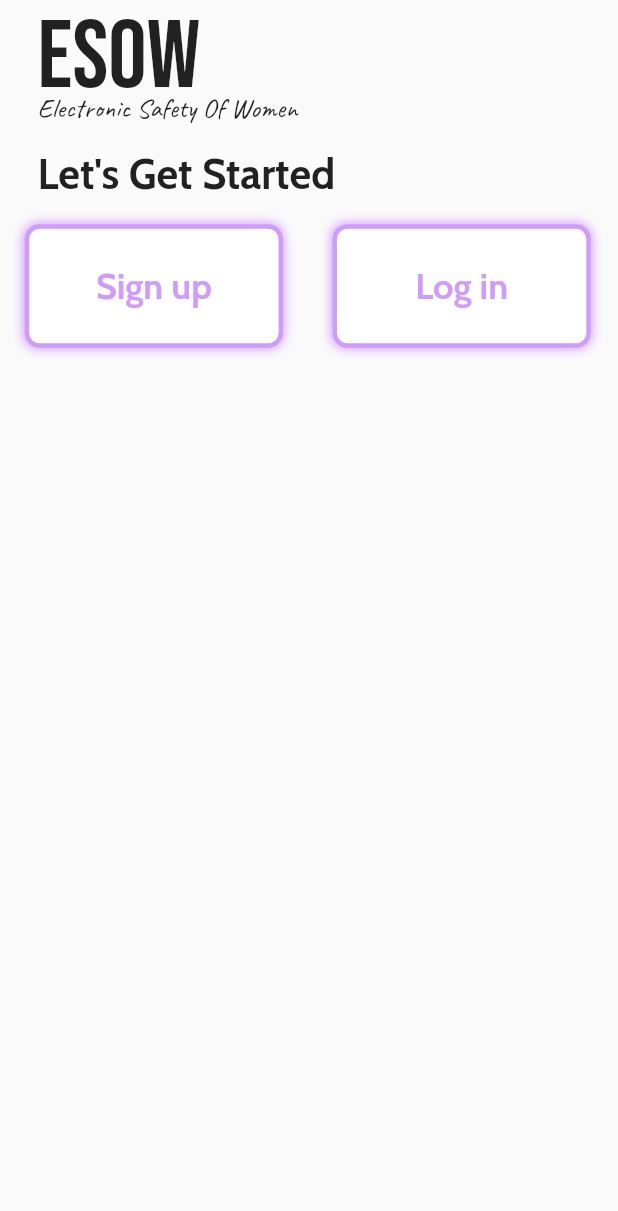
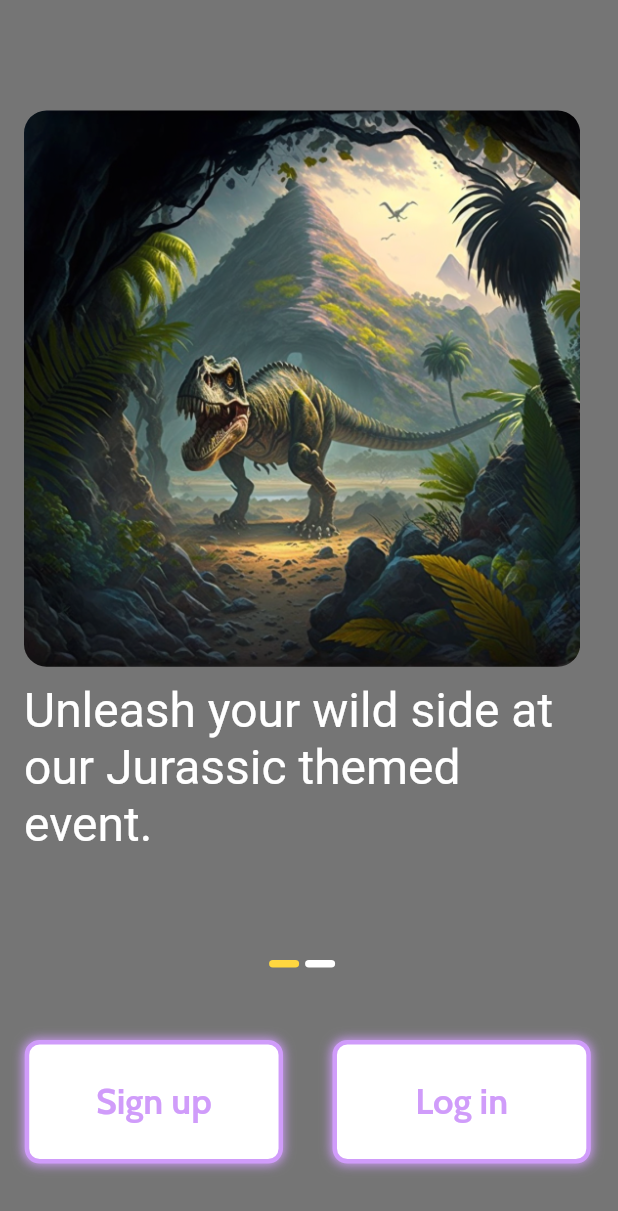
Before and after one commit to KumarUtsav1025/eclectikaOfficial, a Flutter app: the screen it shows after launch, on a phone screen of 412 x 824 dp. Shown: the top 1211 px of the screen. Run offline on Flutter 3.47's test engine with Material 2 defaults, Android fonts, the phone set to English and light mode, and no system bars; drawn by our look-alikes of banner_carousel; our stand-ins replace carousel_slider, google_fonts; Roboto replaces fonts that are missing (Sen).

Commit message:
Fixing Welcome Page

```diff
--- a/lib/Constants/strings.dart
+++ b/lib/Constants/strings.dart
@@ -9,17 +9,11 @@ class S {
   static String email='email';
 
   //images
-  static const List carousel = [
-    "assets/images/safe.png",
-    "assets/images/sos.png",
-    "assets/images/sms.png",
-    "assets/images/location.png",
-  ];
+  static const String carousel = "asset/welcomeCarousel/";
+
   static const List text = [
-    "An app to help women in need.",
-    "In case of emergency, notifies emergency helplines",
-    "Sends an emergency message to selected contacts",
-    "Sends live location updates for faster tracking",
+    "Unleash your wild side at our Jurassic themed event.",
+    "Experience the thrill of the Jurassic at our upcoming event.",
   ];
   static const login = "assets/images/login.png";
   static const signup = "assets/images/sign.png";
--- /dev/null
+++ b/lib/CustomWidgets/bannerSlider.dart
@@ -0,0 +1,45 @@
+import 'package:banner_carousel/banner_carousel.dart';
+import 'package:flutter/cupertino.dart';
+import 'package:flutter/material.dart';
+import 'package:google_fonts/google_fonts.dart';
+import '../constants/strings.dart';
+
+class BannerSlider extends StatelessWidget {
+  BannerSlider({Key? key}) : super(key: key);
+
+  @override
+  Widget build(BuildContext context) {
+    final width = MediaQuery.of(context).size.width;
+    final height = MediaQuery.of(context).size.height;
+
+    List<Widget> listBanners = [
+      customBanner(imagePath: '${S.carousel}1.png', text: '${S.text[0]}', height: height, width: width),
+      customBanner(imagePath: '${S.carousel}2.png', text: '${S.text[1]}', height: height, width: width),
+    ];
+    return BannerCarousel(
+      customizedIndicators: const IndicatorModel.animation(width: 20, height: 5, spaceBetween: 2, widthAnimation: 50),
+      height: height*0.68,
+      activeColor: Colors.amberAccent,
+      disableColor: Colors.white,
+      animation: true,
+      borderRadius: 10,
+      width: width*0.9,
+      indicatorBottom: true,
+      customizedBanners: listBanners,
+    );
+  }
+}
+
+
+Widget customBanner({required String imagePath, required String text, required double height, required double width}){
+  return Column(
+  children: [
+    ClipRRect(
+      borderRadius: BorderRadius.circular(15.0),
+      child: Image.asset(imagePath,fit: BoxFit.cover,),
+    ),
+    const SizedBox(height: 10.0,),
+    Text(text, style: GoogleFonts.sen(fontSize: 32.0,color: Colors.white))
+  ],
+  );
+}
--- a/lib/Screens/Welcome/welcome.dart
+++ b/lib/Screens/Welcome/welcome.dart
@@ -1,4 +1,6 @@
 import 'dart:ui';
+import 'package:eclectika23_official_app/CustomWidgets/bannerSlider.dart';
+import 'package:eclectika23_official_app/CustomWidgets/imageSlider.dart';
 import 'package:flutter/material.dart';
 import 'package:google_fonts/google_fonts.dart';
 
@@ -12,31 +14,16 @@ class Welcome extends StatelessWidget {
   @override
   Widget build(BuildContext context) {
     return Scaffold(
+        backgroundColor: Colors.black54,
         body: Stack(
           children: [
             SafeArea(
               child: Column(
+                mainAxisAlignment: MainAxisAlignment.spaceEvenly,
                 crossAxisAlignment: CrossAxisAlignment.start,
                 children: [
-                  Padding(
-                    padding: const EdgeInsets.only(left: 25.0),
-                    child: Text("ESOW",
-                      style: GoogleFonts.bebasNeue(fontSize: 64),
-                    ),
-                  ),
-                  Padding(
-                    padding: const EdgeInsets.only(left: 25.0, bottom: 20.0),
-                    child: Text("Electronic Safety Of Women",
-                      style: GoogleFonts.caveat(fontSize: 18, height: 0.1),
-                    ),
-                  ),
-                  Padding(
-                    padding: const EdgeInsets.only(left: 25.0,),
-                    child: Text("Let's Get Started",
-                      style: GoogleFonts.cabin(
-                          fontSize: 28, fontWeight: FontWeight.w800),
-                    ),
-                  ),
+                  SizedBox(height: 10.0,),
+                  BannerSlider(),
                   Row(
                     children: [
                       CustomButton(title: "Sign up", fillColor: C.backgroundColor,
```
Also changed, not shown: lib/CustomWidgets/imageSlider.dart (added, +44 -0 lines), pubspec.yaml (+4 -21 lines), asset/welcomeCarousel/1.png (added), asset/welcomeCarousel/2.png (added), asset/welcomeCarousel/3.png (added), asset/welcomeCarousel/4.png (added), pubspec.lock, 1 other file.
